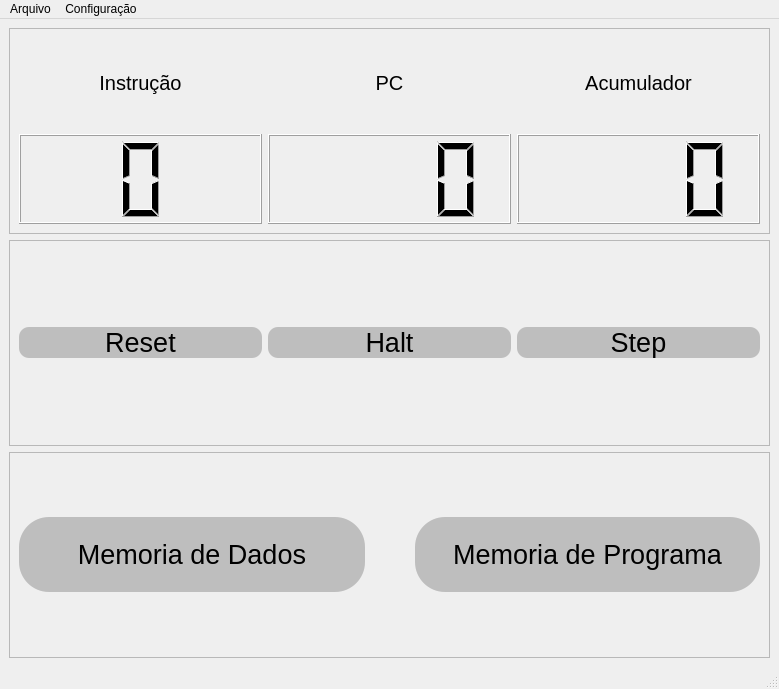
JoaoVitorBranco/BIPy, file src/GUI/MainPage.ui: the form before one commit.
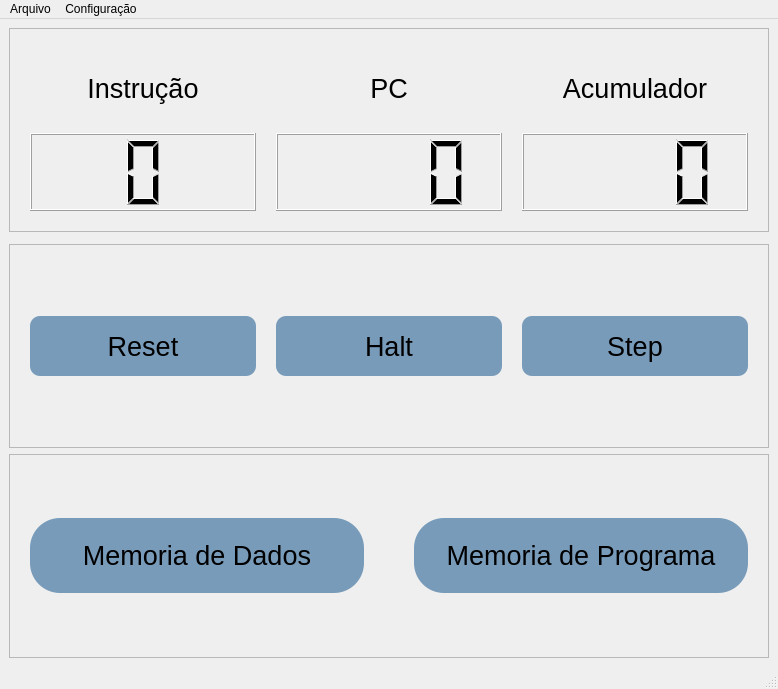
The form after the commit.

Commit message: Botão alternador de modo acumulador

```diff
--- a/src/GUI/MainPage.ui
+++ b/src/GUI/MainPage.ui
@@ -6,7 +6,7 @@
    <rect>
     <x>0</x>
     <y>0</y>
-    <width>779</width>
+    <width>778</width>
     <height>689</height>
    </rect>
   </property>
@@ -28,9 +28,32 @@
       <property name="frameShadow">
        <enum>QFrame::Raised</enum>
       </property>
-      <layout class="QGridLayout" name="gridLayout_2">
+      <layout class="QGridLayout" name="gridLayout">
+       <property name="leftMargin">
+        <number>20</number>
+       </property>
+       <property name="topMargin">
+        <number>20</number>
+       </property>
+       <property name="rightMargin">
+        <number>20</number>
+       </property>
+       <property name="bottomMargin">
+        <number>20</number>
+       </property>
+       <property name="horizontalSpacing">
+        <number>20</number>
+       </property>
+       <property name="verticalSpacing">
+        <number>5</number>
+       </property>
        <item row="0" column="0">
         <widget class="QLabel" name="label">
+         <property name="font">
+          <font>
+           <pointsize>20</pointsize>
+          </font>
+         </property>
          <property name="text">
           <string>Instrução</string>
          </property>
@@ -39,18 +62,13 @@
          </property>
         </widget>
        </item>
-       <item row="1" column="2">
-        <widget class="QLCDNumber" name="acumulador">
-         <property name="digitCount">
-          <number>4</number>
-         </property>
-         <property name="value" stdset="0">
-          <double>0.000000000000000</double>
-         </property>
-        </widget>
-       </item>
        <item row="0" column="1">
         <widget class="QLabel" name="label_2">
+         <property name="font">
+          <font>
+           <pointsize>20</pointsize>
+          </font>
+         </property>
          <property name="text">
           <string>PC</string>
          </property>
@@ -59,21 +77,13 @@
          </property>
         </widget>
        </item>
-       <item row="1" column="1">
-        <widget class="QLCDNumber" name="program_counter">
-         <property name="digitCount">
-          <number>4</number>
-         </property>
-         <property name="mode">
-          <enum>QLCDNumber::Hex</enum>
-         </property>
-         <property name="value" stdset="0">
-          <double>0.000000000000000</double>
-         </property>
-        </widget>
-       </item>
        <item row="0" column="2">
         <widget class="QLabel" name="label_3">
+         <property name="font">
+          <font>
+           <pointsize>20</pointsize>
+          </font>
+         </property>
          <property name="text">
           <string>Acumulador</string>
          </property>
@@ -87,6 +97,35 @@
          <property name="digitCount">
           <number>1</number>
          </property>
+         <property name="mode">
+          <enum>QLCDNumber::Hex</enum>
+         </property>
+         <property name="value" stdset="0">
+          <double>0.000000000000000</double>
+         </property>
+        </widget>
+       </item>
+       <item row="1" column="1">
+        <widget class="QLCDNumber" name="program_counter">
+         <property name="digitCount">
+          <number>4</number>
+         </property>
+         <property name="mode">
+          <enum>QLCDNumber::Hex</enum>
+         </property>
+         <property name="value" stdset="0">
+          <double>0.000000000000000</double>
+         </property>
+        </widget>
+       </item>
+       <item row="1" column="2">
+        <widget class="QLCDNumber" name="acumulador">
+         <property name="digitCount">
+          <number>4</number>
+         </property>
+         <property name="mode">
+          <enum>QLCDNumber::Hex</enum>
+         </property>
          <property name="value" stdset="0">
           <double>0.000000000000000</double>
          </property>
@@ -95,6 +134,9 @@
       </layout>
      </widget>
     </item>
+    <item>
+     <widget class="QDialogButtonBox" name="buttonBox"/>
+    </item>
     <item>
      <widget class="QFrame" name="frame_2">
       <property name="frameShape">
@@ -104,8 +146,29 @@
        <enum>QFrame::Raised</enum>
       </property>
       <layout class="QHBoxLayout" name="horizontalLayout_2">
+       <property name="spacing">
+        <number>20</number>
+       </property>
+       <property name="leftMargin">
+        <number>20</number>
+       </property>
+       <property name="topMargin">
+        <number>20</number>
+       </property>
+       <property name="rightMargin">
+        <number>20</number>
+       </property>
+       <property name="bottomMargin">
+        <number>20</number>
+       </property>
        <item>
         <widget class="QPushButton" name="reset_button">
+         <property name="minimumSize">
+          <size>
+           <width>0</width>
+           <height>60</height>
+          </size>
+         </property>
          <property name="font">
           <font>
            <pointsize>20</pointsize>
@@ -114,19 +177,28 @@
          <property name="cursor">
           <cursorShape>PointingHandCursor</cursorShape>
          </property>
+         <property name="toolTip">
+          <string>Reseta o runtime do processador</string>
+         </property>
+         <property name="statusTip">
+          <string>Reseta o runtime do processador</string>
+         </property>
+         <property name="whatsThis">
+          <string/>
+         </property>
          <property name="styleSheet">
           <string notr="true">QPushButton{
 	border-radius: 10px;
-	background: rgb(190, 190, 190);
+	background: rgba(0, 71, 133,0.5);
 	color: black
 }
 
 QPushButton:hover{
-	background: rgba(190, 190, 190, 220);
+	background: rgba(0, 71, 133,0.4);
 }
 
 QPushButton:pressed{
-	background: rgba(190, 190, 190, 180)
+	background:rgba(0, 71, 133,0.3);
 }</string>
          </property>
          <property name="text">
@@ -136,6 +208,12 @@
        </item>
        <item>
         <widget class="QPushButton" name="halt_check">
+         <property name="minimumSize">
+          <size>
+           <width>0</width>
+           <height>60</height>
+          </size>
+         </property>
          <property name="font">
           <font>
            <pointsize>20</pointsize>
@@ -144,27 +222,36 @@
          <property name="cursor">
           <cursorShape>PointingHandCursor</cursorShape>
          </property>
+         <property name="toolTip">
+          <string>Step automático</string>
+         </property>
+         <property name="toolTipDuration">
+          <number>-1</number>
+         </property>
+         <property name="statusTip">
+          <string>Step automático</string>
+         </property>
          <property name="layoutDirection">
           <enum>Qt::LeftToRight</enum>
          </property>
          <property name="styleSheet">
-          <string notr="true">QPushButton:checked{ 
+          <string notr="true">QPushButton{
+	border-radius: 10px;
+	background: rgba(0, 71, 133,0.5);
+	color: black
+}
+
+QPushButton:hover{
+	background: rgba(0, 71, 133,0.4);
+}
+
+QPushButton:pressed{
+	background:rgba(0, 71, 133,0.3);
+}
+
+QPushButton:checked{ 
 	background-color: rgba(214,69,65,0.6);
- }
-
-QPushButton{
-	border-radius: 10px;
-	background: rgb(190, 190, 190);
-	color: black;
-}
-
-QPushButton:hover{
-	background: rgba(214,69,65,0.2);
-}
-
-QPushButton:pressed{
-	background: rgba(190, 190, 190, 180);
-}</string>
+ }</string>
          </property>
          <property name="text">
           <string>Halt</string>
@@ -188,6 +275,12 @@
        </item>
        <item>
         <widget class="QPushButton" name="step_button">
+         <property name="minimumSize">
+          <size>
+           <width>0</width>
+           <height>60</height>
+          </size>
+         </property>
          <property name="font">
           <font>
            <pointsize>20</pointsize>
@@ -196,19 +289,25 @@
          <property name="cursor">
           <cursorShape>PointingHandCursor</cursorShape>
          </property>
+         <property name="toolTip">
+          <string>Executar a próxima instrução</string>
+         </property>
+         <property name="statusTip">
+          <string>Executar a próxima instrução</string>
+         </property>
          <property name="styleSheet">
           <string notr="true">QPushButton{
 	border-radius: 10px;
-	background: rgb(190, 190, 190);
+	background: rgba(0, 71, 133,0.5);
 	color: black
 }
 
 QPushButton:hover{
-	background: rgba(190, 190, 190, 220);
+	background: rgba(0, 71, 133,0.4);
 }
 
 QPushButton:pressed{
-	background: rgba(190, 190, 190, 180)
+	background:rgba(0, 71, 133,0.3);
 }</string>
          </property>
          <property name="text">
@@ -236,6 +335,18 @@
        <property name="spacing">
         <number>50</number>
        </property>
+       <property name="leftMargin">
+        <number>20</number>
+       </property>
+       <property name="topMargin">
+        <number>20</number>
+       </property>
+       <property name="rightMargin">
+        <number>20</number>
+       </property>
+       <property name="bottomMargin">
+        <number>20</number>
+       </property>
        <item>
         <widget class="QPushButton" name="pushButton">
          <property name="minimumSize">
@@ -252,19 +363,25 @@
          <property name="cursor">
           <cursorShape>PointingHandCursor</cursorShape>
          </property>
+         <property name="toolTip">
+          <string>Abrir memoria de dados</string>
+         </property>
+         <property name="statusTip">
+          <string>Abrir memoria de dados</string>
+         </property>
          <property name="styleSheet">
           <string notr="true">QPushButton{
 	border-radius: 30px;
-	background: rgb(190, 190, 190);
+	background: rgba(0, 71, 133,0.5);
 	color: black
 }
 
 QPushButton:hover{
-	background: rgba(190, 190, 190, 220);
+	background: rgba(0, 71, 133,0.4);
 }
 
 QPushButton:pressed{
-	background: rgba(190, 190, 190, 180)
+	background:rgba(0, 71, 133,0.3);
 }</string>
          </property>
          <property name="text">
@@ -292,27 +409,27 @@
           <cursorShape>PointingHandCursor</cursorShape>
          </property>
          <property name="toolTip">
-          <string/>
+          <string>Abrir memoria de programa</string>
          </property>
          <property name="toolTipDuration">
           <number>0</number>
          </property>
          <property name="statusTip">
-          <string/>
+          <string>Abrir memoria de programa</string>
          </property>
          <property name="styleSheet">
           <string notr="true">QPushButton{
 	border-radius: 30px;
-	background: rgb(190, 190, 190);
+	background: rgba(0, 71, 133,0.5);
 	color: black
 }
 
 QPushButton:hover{
-	background: rgba(190, 190, 190, 220);
+	background: rgba(0, 71, 133,0.4);
 }
 
 QPushButton:pressed{
-	background: rgba(190, 190, 190, 180)
+	background:rgba(0, 71, 133,0.3);
 }</string>
          </property>
          <property name="text">
@@ -333,7 +450,7 @@
     <rect>
      <x>0</x>
      <y>0</y>
-     <width>779</width>
+     <width>778</width>
      <height>21</height>
     </rect>
    </property>
@@ -362,7 +479,15 @@
     <property name="title">
      <string>Configuração</string>
     </property>
+    <widget class="QMenu" name="menuAlterar_modo_do_acumulador">
+     <property name="title">
+      <string>Alterar modo do acumulador</string>
+     </property>
+     <addaction name="actionHexadecimal"/>
+     <addaction name="actionDecimal"/>
+    </widget>
     <addaction name="actionSetar_Clock"/>
+    <addaction name="menuAlterar_modo_do_acumulador"/>
    </widget>
    <addaction name="menuArquivo"/>
    <addaction name="menuConfigura_o"/>
@@ -404,6 +529,22 @@
     <string>Ctrl+H</string>
    </property>
   </action>
+  <action name="actionHexadecimal">
+   <property name="text">
+    <string>Hexadecimal</string>
+   </property>
+   <property name="statusTip">
+    <string>Alternar o modo de display do acumulador para Hexadecimal</string>
+   </property>
+  </action>
+  <action name="actionDecimal">
+   <property name="text">
+    <string>Decimal</string>
+   </property>
+   <property name="statusTip">
+    <string>Alternar o modo de display do acumulador para Decimal</string>
+   </property>
+  </action>
  </widget>
  <resources/>
  <connections/>
```
The commit also changes 2 other files.
